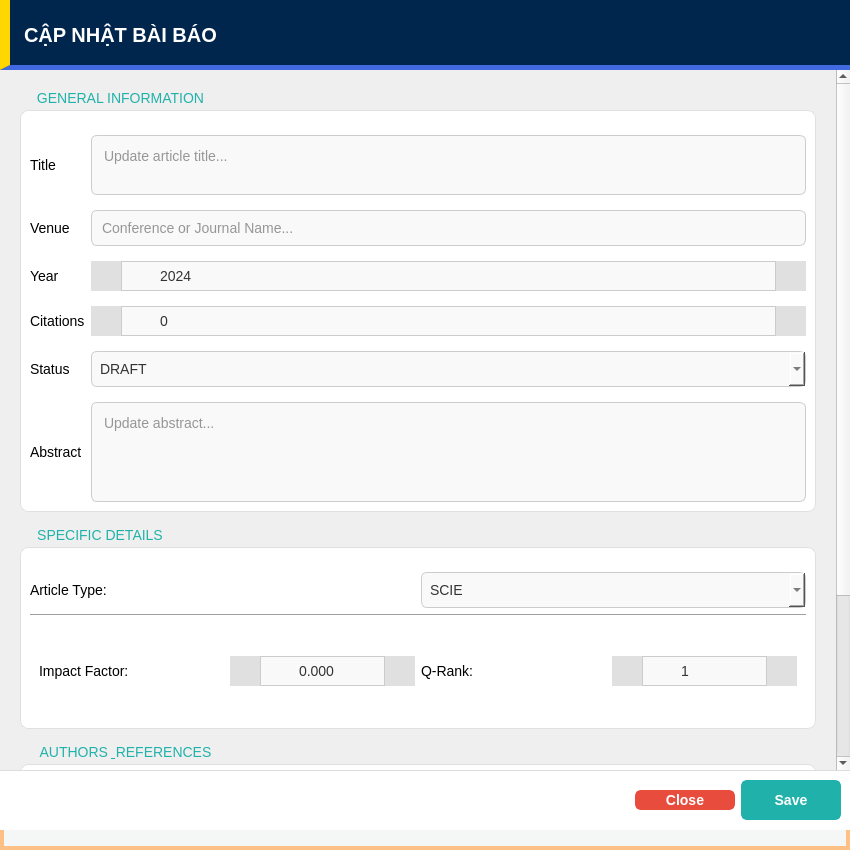
Old version of the form src/components/dialogs/article/articleupdatedialog.ui in the repository DamPhuQuy/Scientific-Article-Management.
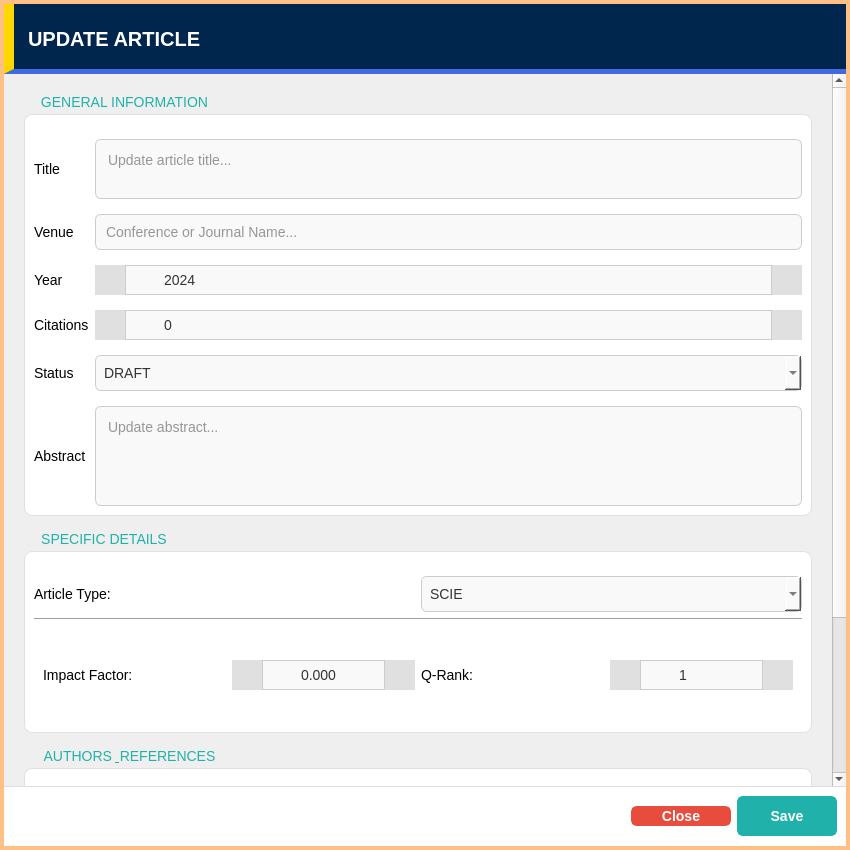
New version of the form.

Commit message:
Refactor UI and update translations for article, author, and user dialogs
- Updated UI margins and paddings for better layout consistency across various dialogs.
- Translated Vietnamese text to English in multiple UI files, including article details, input, statistics, update dialogs, and user information dialogs.
- Changed button labels and messages to English for better accessibility.
- Ensured consistent styling and alignment in the main window and login/signup forms.
- Improved user feedback messages for login and registration processes.

Patch:
```diff
--- a/src/components/dialogs/article/articleupdatedialog.ui
+++ b/src/components/dialogs/article/articleupdatedialog.ui
@@ -109,16 +109,16 @@
     <number>0</number>
    </property>
    <property name="leftMargin">
-    <number>0</number>
+    <number>4</number>
    </property>
    <property name="topMargin">
-    <number>0</number>
+    <number>4</number>
    </property>
    <property name="rightMargin">
-    <number>0</number>
+    <number>4</number>
    </property>
    <property name="bottomMargin">
-    <number>20</number>
+    <number>4</number>
    </property>
    <item>
     <widget class="QWidget" name="headerContainer" native="true">
@@ -138,7 +138,7 @@
          <string notr="true">color:#ffffff;font-weight:900;font-size:20px;background:transparent;padding-left:10px;</string>
         </property>
         <property name="text">
-         <string>CẬP NHẬT BÀI BÁO</string>
+         <string>UPDATE ARTICLE</string>
         </property>
         <property name="alignment">
          <set>Qt::AlignmentFlag::AlignLeading|Qt::AlignmentFlag::AlignLeft|Qt::AlignmentFlag::AlignVCenter</set>
```
Left out of the diff: 10 changed lines with no effect on the pictures. The commit also changes 36 other files.
